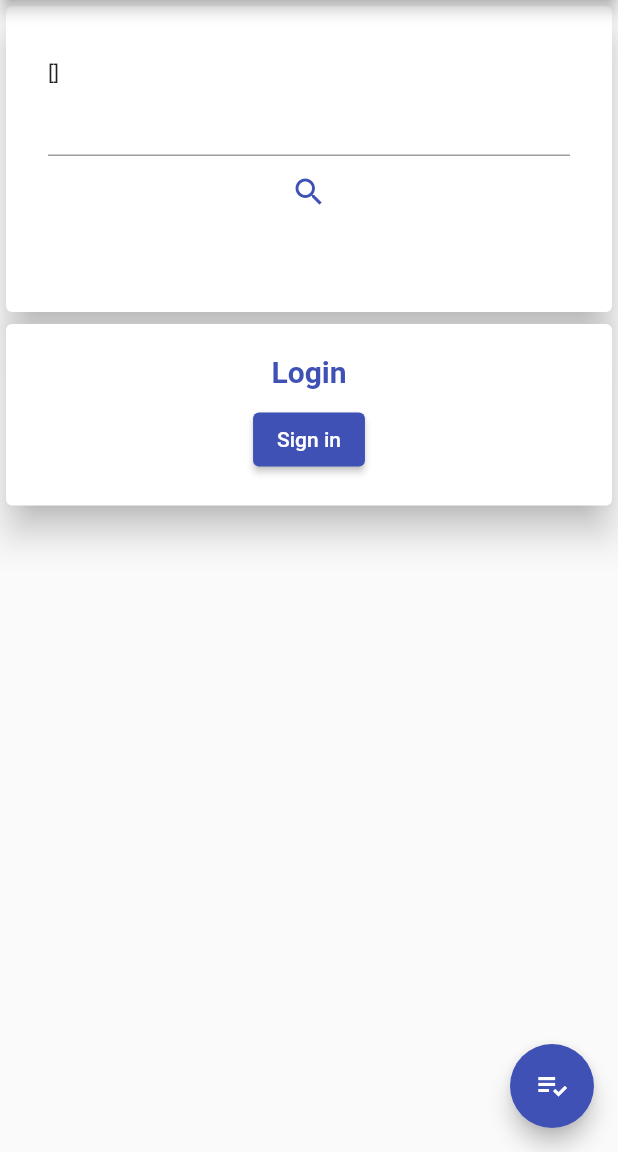
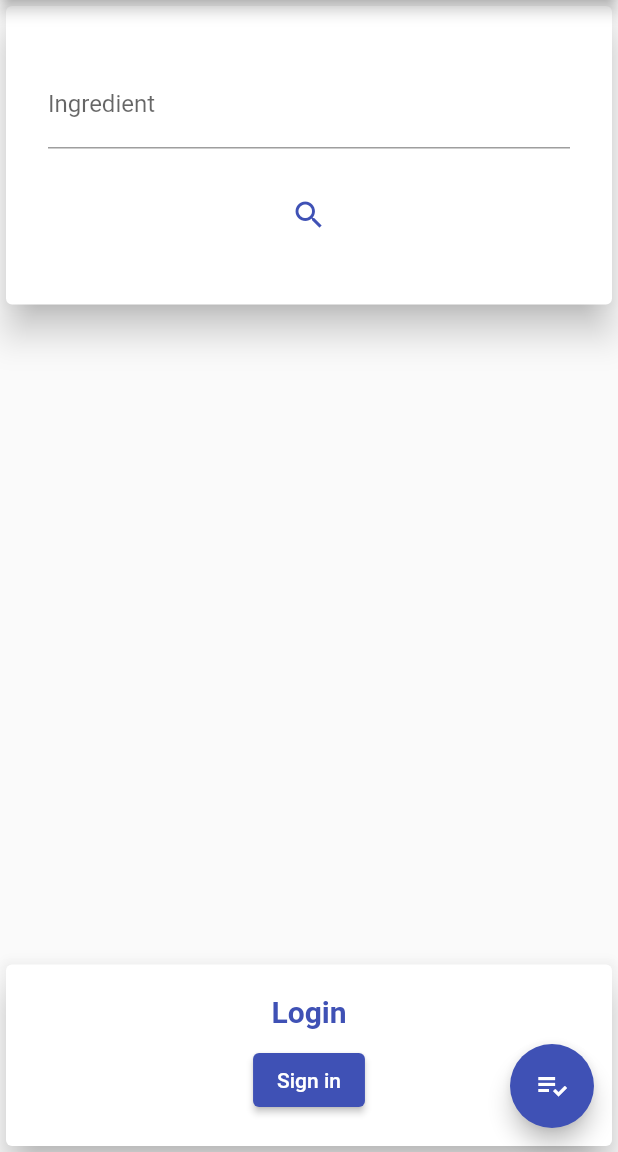
Before and after one commit to leen001/Captain_Cook, a Flutter app: the RecipeList screen opened directly, after a tap on the "search" icon, on a phone screen of 412 x 824 dp, the part 84-1236 px from its top. Run offline on Flutter 3.47's test engine with Material 2 defaults, Android fonts, the phone set to English and light mode, and no system bars; our stand-ins replace flutter_dotenv, google_sign_in, material_design_icons_flutter; network calls fail.

Commit message:
finished ingredient selection field

```diff
--- a/flutter/lib/main.dart
+++ b/flutter/lib/main.dart
@@ -140,17 +140,6 @@ class _MainAppState extends State<MainApp> {
                   Card(
                     elevation: 10,
                     child: Padding(
-                      padding: const EdgeInsets.all(20.0),
-                      child: Consumer<AvailableIngredients>(
-                        builder: (context, availableIngredients, child) =>
-                            Center(
-                          // child: Text((availableIngredients.length > 0)
-                          //     ? availableIngredients.all
-                          //         .map((e) => e.id)
-                          //         .toList()
-                          //         .toString()
-                          //     : "Please select your ingredients")
-                          child: Padding(
                       padding: const EdgeInsets.symmetric(
                           horizontal: 8, vertical: 16),
                       child: Column(
@@ -160,16 +149,40 @@ class _MainAppState extends State<MainApp> {
                                     mainAxisAlignment:
                                         MainAxisAlignment.spaceBetween,
                                     children: [
-                                      SizedBox(
-                                        child: Text(value.selected
-                                            .map((e) => e)
-                                            .toList()
-                                            .toString()),
+                                      Expanded(
+                                        child: Padding(
+                                          padding: const EdgeInsets.all(20.0),
+                                          child: Column(children: [
+                                            const AutoCompleteIngredients(),
+                                            ListView(
+                                              shrinkWrap: true,
+                                              children: [
+                                                for (final ingredient
+                                                    in value.selected)
+                                                  ListTile(
+                                                    title: Text(ingredient),
+                                                    trailing: IconButton(
+                                                      icon: const Icon(
+                                                          Icons.delete),
+                                                      onPressed: () {
+                                                        value.deselect(
+                                                            ingredient);
+                                                        ;
+                                                      },
+                                                    ),
                                                   ),
                                               ],
                                             ),
+                                          ]
+                                              //  Text(value.selected
+                                              //     .map((e) => e)
+                                              //     .toList()
+                                              //     .toString()),
                                               ),
-                                const AutoCompleteIngredients(),
+                                        ),
+                                      ),
+                                    ],
+                                  )),
                           IconButton(
                               onPressed: () {
                                 _openRecipeOutput();
@@ -180,27 +193,17 @@ class _MainAppState extends State<MainApp> {
                             height: 20,
                           ),
                         ],
-
-                              ///HERE
-                              //     TextFormField(
-                              //   decoration: const InputDecoration(
-                              //     border: UnderlineInputBorder(),
-                              //     labelText: 'Search Recipe',
-                              //   ),
-                              // ),
                       ),
                     ),
                   ),
+                ],
               ),
             ),
           ),
           const GoogleAuthStatus(),
         ],
       ),
-            ),
-          ),
-        ],
-      ),
+
       // floatingActionButton:
       //     Column(mainAxisAlignment: MainAxisAlignment.end, children: [
       //   FloatingActionButton(
--- a/flutter/lib/widgets/auto_complete_ingredients.dart
+++ b/flutter/lib/widgets/auto_complete_ingredients.dart
@@ -14,6 +14,8 @@ class AutoCompleteIngredients extends StatefulWidget {
 
 class _AutoCompleteIngredientsState extends State<AutoCompleteIngredients> {
   String _displayStringForOption(String option) => option;
+  String shownInput = '';
+  late TextEditingController textEditingController;
 
   @override
   Widget build(BuildContext context) {
@@ -31,29 +33,48 @@ class _AutoCompleteIngredientsState extends State<AutoCompleteIngredients> {
             return option.contains(textEditingValue.text.toLowerCase());
           });
         }
-        // if (AvailableIngredients.contains( option)) {
-        //   return option.contains(textEditingValue.text.toLowerCase());
-        // }
-        // return AvailableIngredients.contains((String option) {
-        //   return option.contains(textEditingValue.text.toLowerCase());
-        // },);
       },
       onSelected: (String selection) {
         // Consumer<SelectedIng>(
         //   builder: (context, selectedIng, child) => selectedIng.add(selection),
         // );
         ingredients.select(selection);
+        textEditingController.text = "";
 
         //Navigator.pop(context, selection);
-        return;
+        // return _returnToStart(selection);
+      },
+      fieldViewBuilder: (BuildContext context,
+          TextEditingController fieldTextEditingController,
+          FocusNode focusNode,
+          VoidCallback onFieldSubmitted) {
+        textEditingController = fieldTextEditingController;
+        return TextField(
+          controller: fieldTextEditingController,
+          focusNode: focusNode,
+          decoration: const InputDecoration(
+            labelText: 'Ingredient',
+            hintText: 'Enter an ingredient',
+          ),
+          onSubmitted: (String value) {
+            value = '';
+            onFieldSubmitted();
+          },
+        );
       },
     );
   }
 
-  void _returnToStart(String selectedIngredient) {
-    //remove the text in input field
-    //AvailableIngredients.remove(selectedIngredient);
-  }
+  // void _returnToStart(String selectedIngredient) {
+  //   ingredients.text = '';
+  //   //remove the text in input field
+  //   //AvailableIngredients.remove(selectedIngredient);
+  // }
+  // void _returnToStart(String selectedIngredient) {
+  //   textEditingController.text =
+  //   //remove the text in input field
+  //   //AvailableIngredients.remove(selectedIngredient);
+  // }
 
 //   void _startRecipeOutput() {
 //     Navigator.push(
--- a/flutter/lib/widgets/recipe_list.dart
+++ b/flutter/lib/widgets/recipe_list.dart
@@ -74,26 +74,12 @@ class _RecipeListState extends State<RecipeList> {
                     child: ClipRRect(
                       borderRadius: BorderRadius.circular(5),
                       child: SingleChildScrollView(
-                        child: Row(children: [
+                        child: Row(
+                            mainAxisAlignment: MainAxisAlignment.center,
+                            children: [
                               FutureBuilder<List<Recipe>>(
                                 future: _getRecipes(context),
                                 builder: (context, snapshot) {
-                              // if (snapshot.hasData) {
-                              //   final children = <Widget>[];
-                              //   for (var i = 0; i < list.length; i++) {
-                              //     children.add(ListTile(
-                              //       title: Text(list[i]),
-                              //     ));
-                              //   }
-                              //   return ListView(
-                              //     shrinkWrap: true,
-                              //     children: children,
-                              //   );
-                              // } else if (snapshot.hasError) {
-                              //   return Text("${snapshot.error}");
-                              // }
-                              // return const LinearProgressIndicator();
-
                                   if (snapshot.hasData) {
                                     return Expanded(
                                       child: Column(
@@ -104,8 +90,14 @@ class _RecipeListState extends State<RecipeList> {
                                   } else if (snapshot.hasError) {
                                     return Text("${snapshot.error}");
                                   }
-                              return const Icon(Icons
-                                  .circle); //const LinearProgressIndicator();
+                                  return Column(
+                                    children: const [
+                                      Padding(
+                                        padding: EdgeInsets.all(60.0),
+                                        child: CircularProgressIndicator(),
+                                      )
+                                    ],
+                                  ); //const LinearProgressIndicator();
 
                                   // return Column(
                                   //   children: _buildRecipeWidgets(snapshot.data!),
@@ -198,7 +190,8 @@ class _RecipeListState extends State<RecipeList> {
                                       color: Colors.green,
                                       icon:
                                           const Icon(Icons.add_circle_outline),
-                                      onPressed: () {},
+                                      onPressed: //Shoppinglist(checked: null,),
+                                          () {},
                                       highlightColor: Colors.green,
 
                                       // setState(() {
@@ -257,7 +250,8 @@ class _RecipeListState extends State<RecipeList> {
                                 for (var i = 0;
                                     i < recipe.r_nutrition_info.length;
                                     i++)
-                                  Text(recipe.r_nutrition_info[i]),
+                                  Flexible(
+                                      child: Text(recipe.r_nutrition_info[i])),
                               ],
                             ),
                           ),
@@ -296,7 +290,6 @@ class _RecipeListState extends State<RecipeList> {
         ),
       );
     }
-    print("widget length ${recipeWidgets.length}");
     return recipeWidgets;
   }
 }
```
Lines whose indentation alone changed are shown as unchanged.
